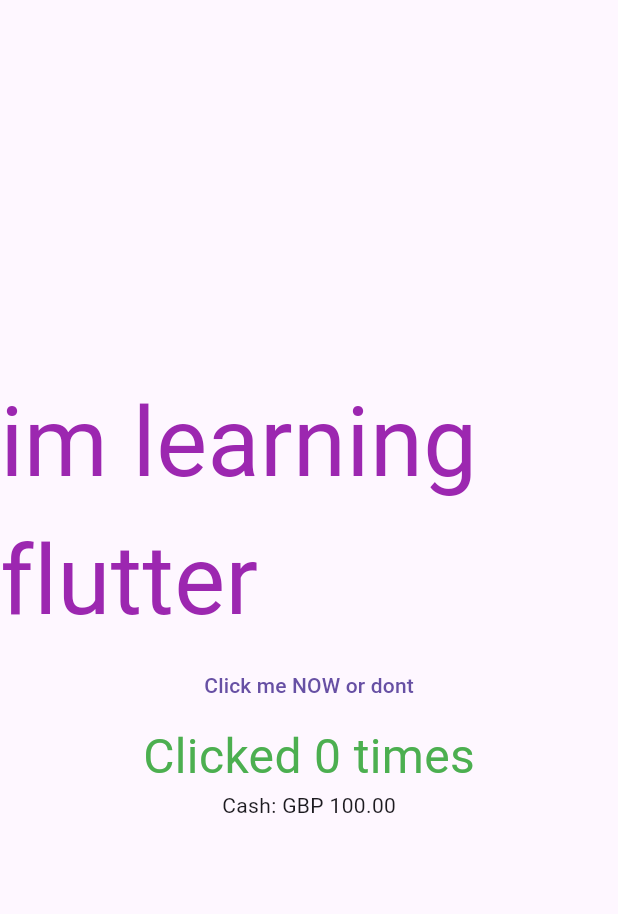
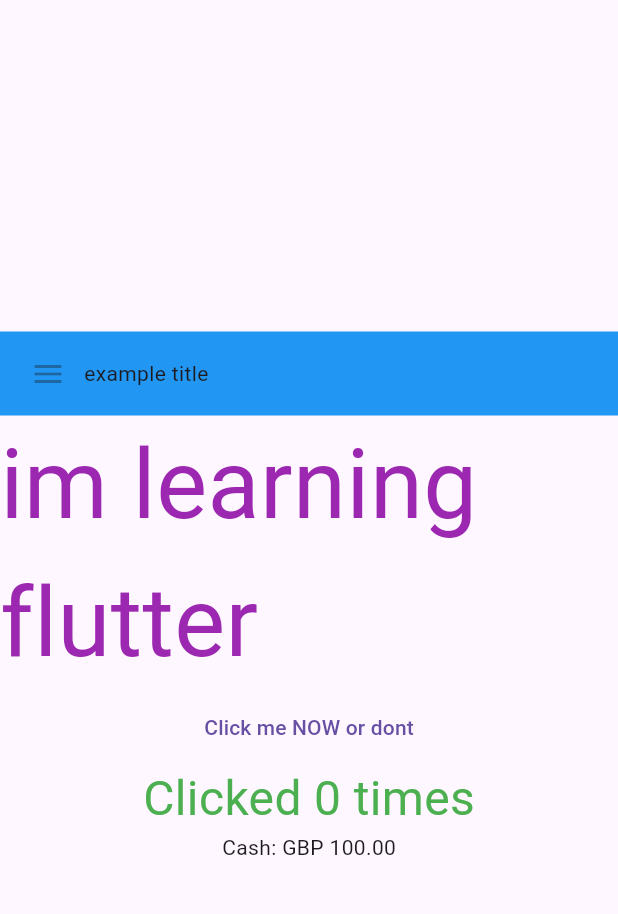
Before and after one commit to jagerblast/portfolio_app, a Flutter app: the screen it shows after launch, on a phone screen of 412 x 824 dp, the part 63-977 px from its top. Run offline on Flutter 3.47's test engine with Material 3 defaults, Android fonts, the phone set to English and light mode, and no system bars; our stand-ins replace material_ui.

Commit message:
added a sloppy navbar i copied from the docs but hey its progress i guess

```diff
--- a/lib/main.dart
+++ b/lib/main.dart
@@ -15,6 +15,16 @@ class Portfolio {
     required this.name,
     required this.currency,
     this.cash = 0,
+  });
+}
+
+class Gold {
+  int quantity;
+  int purity;
+
+  Gold({
+    required this.quantity,
+    required this.purity,
   });
 }
 
@@ -83,6 +93,34 @@ class _ChangingButtonState extends State<ChangingButton> {
   }
 }
 
+class Navbar extends StatelessWidget {
+  const Navbar({required this.title, super.key});
+
+  // fields in a widget subclass are always marked final
+  final Widget title;
+
+  @override
+  Widget build(BuildContext context) {
+    return Container(
+      height: 56, // in logical pixels
+      padding: const EdgeInsets.symmetric(horizontal: 8),
+      decoration: BoxDecoration(color: Colors.blue[500]),
+      // Row is a horizontal, linear layout
+      child: Row(
+        children: [
+          const IconButton(
+            icon: Icon(Icons.menu),
+            tooltip: "Navigation menu",
+            onPressed: null // null disables the button
+          ),
+          // Expanded expands its child to fill the available space
+          Expanded(child: title)
+        ]
+      )
+    );
+  }
+}
+
 class MainApp extends StatelessWidget {
   const MainApp({super.key});
 
@@ -99,6 +137,9 @@ class MainApp extends StatelessWidget {
           child: Column(
             mainAxisSize: MainAxisSize.min,
             children: [
+              Navbar(
+                title: Text('example title'),
+              ),
               const Text(
                 'im learning flutter',
                 style: TextStyle(
```
